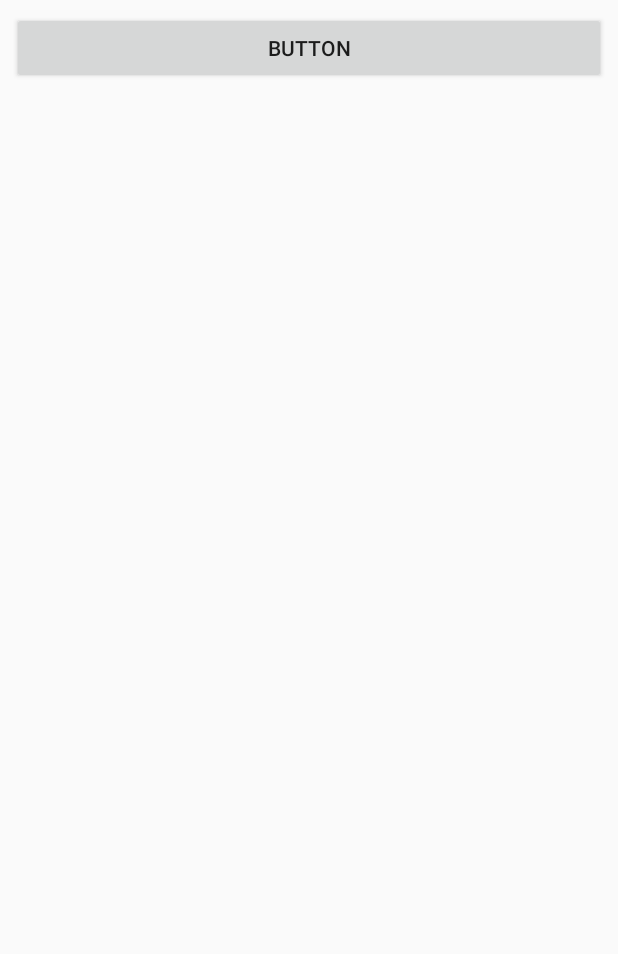
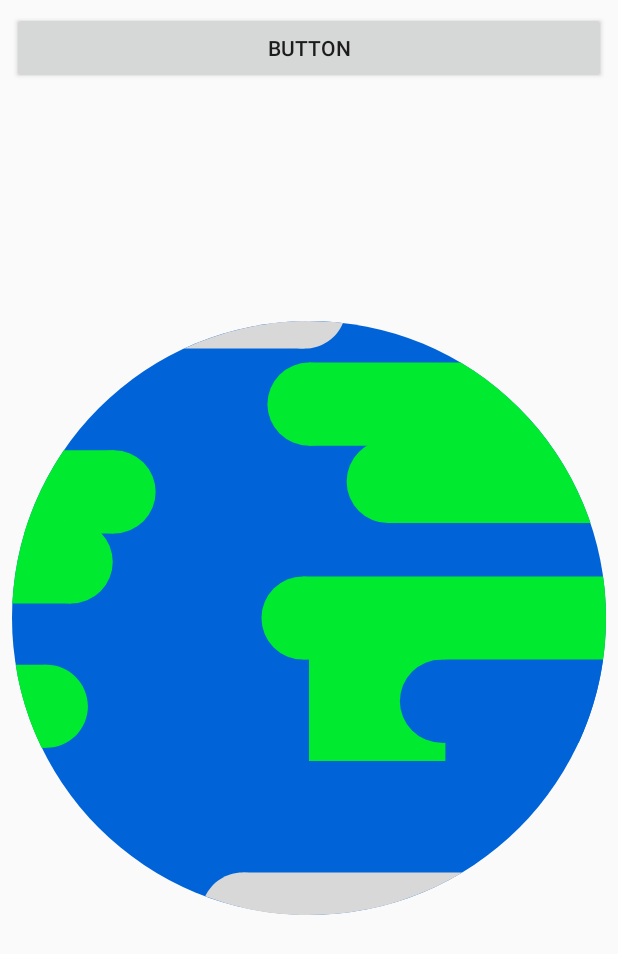
Before and after one commit to Dekadee/EarthPP, an Android app: the screen it shows after launch (MainActivity), on a phone screen of 412 x 824 dp. Shown: the top 954 px of the screen. Run offline under Robolectric (Android 15) with nearby library versions, the light colour scheme and no system bars.

Commit message:
Added Burkis text file and some stuff

```diff
--- a/app/src/main/res/layout/activity_main.xml
+++ b/app/src/main/res/layout/activity_main.xml
@@ -8,7 +8,7 @@
 
     <Button
         android:id="@+id/button"
-        android:layout_width="match_parent"
+        android:layout_width="0dp"
         android:layout_height="wrap_content"
         android:layout_marginLeft="8dp"
         android:layout_marginRight="8dp"
@@ -17,5 +17,23 @@
         android:text="Button"
         app:layout_constraintLeft_toLeftOf="parent"
         app:layout_constraintRight_toRightOf="parent"
-        app:layout_constraintTop_toTopOf="parent" />
+        app:layout_constraintTop_toTopOf="parent"
+        android:layout_marginStart="8dp"
+        android:layout_marginEnd="8dp" />
+
+    <ImageView
+        android:id="@+id/imageView"
+        android:layout_width="match_parent"
+        android:layout_height="match_parent"
+        android:layout_marginBottom="8dp"
+        android:layout_marginEnd="8dp"
+        android:layout_marginLeft="8dp"
+        android:layout_marginRight="8dp"
+        android:layout_marginStart="8dp"
+        android:layout_marginTop="8dp"
+        app:layout_constraintBottom_toBottomOf="parent"
+        app:layout_constraintLeft_toLeftOf="parent"
+        app:layout_constraintRight_toRightOf="parent"
+        app:layout_constraintTop_toBottomOf="@+id/button"
+        app:srcCompat="@drawable/ic_earth" />
 </android.support.constraint.ConstraintLayout>
```
Also changed, not shown: 1 other file.
